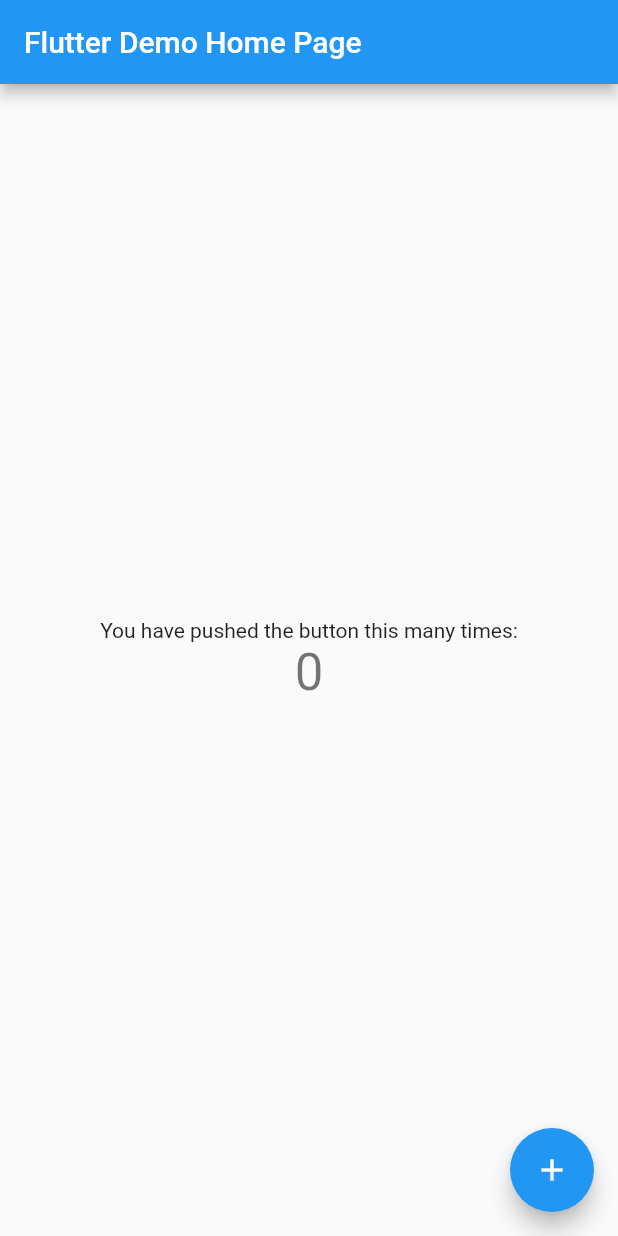
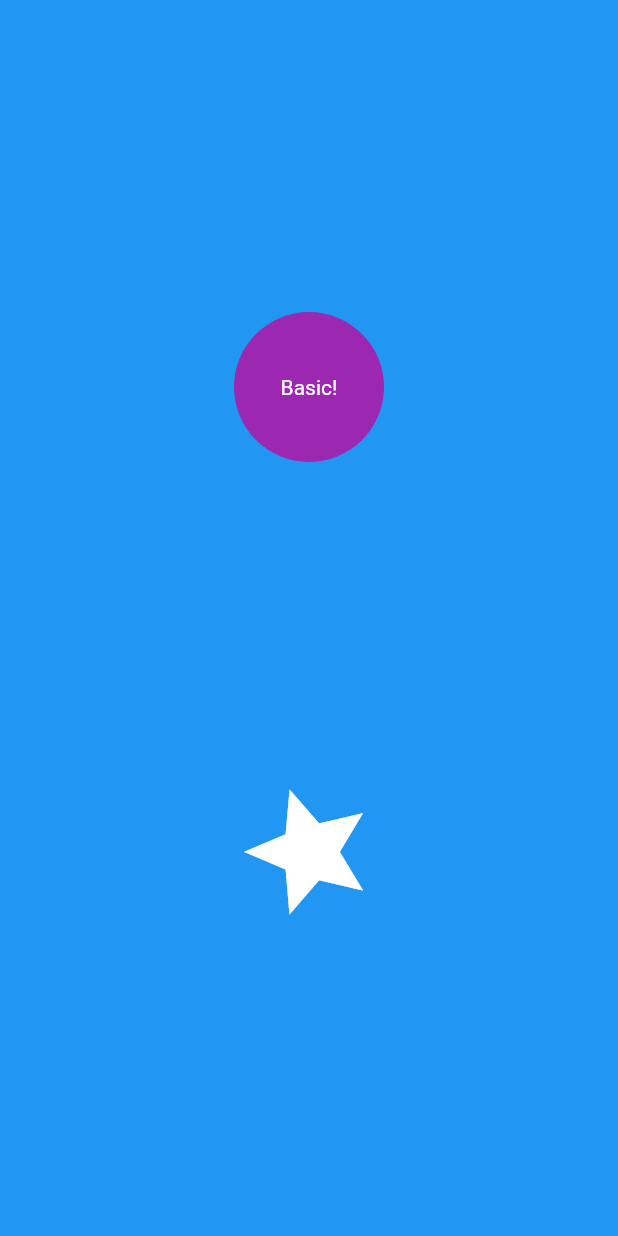
Before and after one commit to jordivx/animdo, a Flutter app: the screen it shows after launch, on a phone screen of 412 x 824 dp. Run offline on Flutter 3.47's test engine with Material 2 defaults, Android fonts, the phone set to English and light mode, and no system bars.

Commit message:
Created 3 different animations

```diff
--- a/lib/main.dart
+++ b/lib/main.dart
@@ -1,3 +1,4 @@
+import 'package:animdo/pages/home_page.dart';
 import 'package:flutter/material.dart';
 
 void main() {
@@ -7,109 +8,15 @@ void main() {
 class MyApp extends StatelessWidget {
   const MyApp({Key? key}) : super(key: key);
 
-  // This widget is the root of your application.
   @override
   Widget build(BuildContext context) {
     return MaterialApp(
-      title: 'Flutter Demo',
+      title: 'Animdo',
+      debugShowCheckedModeBanner: false,
       theme: ThemeData(
-        // This is the theme of your application.
-        //
-        // Try running your application with "flutter run". You'll see the
-        // application has a blue toolbar. Then, without quitting the app, try
-        // changing the primarySwatch below to Colors.green and then invoke
-        // "hot reload" (press "r" in the console where you ran "flutter run",
-        // or simply save your changes to "hot reload" in a Flutter IDE).
-        // Notice that the counter didn't reset back to zero; the application
-        // is not restarted.
         primarySwatch: Colors.blue,
       ),
-      home: const MyHomePage(title: 'Flutter Demo Home Page'),
+      home: const HomePage(),
     );
   }
 }
-
-class MyHomePage extends StatefulWidget {
-  const MyHomePage({Key? key, required this.title}) : super(key: key);
-
-  // This widget is the home page of your application. It is stateful, meaning
-  // that it has a State object (defined below) that contains fields that affect
-  // how it looks.
-
-  // This class is the configuration for the state. It holds the values (in this
-  // case the title) provided by the parent (in this case the App widget) and
-  // used by the build method of the State. Fields in a Widget subclass are
-  // always marked "final".
-
-  final String title;
-
-  @override
-  State<MyHomePage> createState() => _MyHomePageState();
-}
-
-class _MyHomePageState extends State<MyHomePage> {
-  int _counter = 0;
-
-  void _incrementCounter() {
-    setState(() {
-      // This call to setState tells the Flutter framework that something has
-      // changed in this State, which causes it to rerun the build method below
-      // so that the display can reflect the updated values. If we changed
-      // _counter without calling setState(), then the build method would not be
-      // called again, and so nothing would appear to happen.
-      _counter++;
-    });
-  }
-
-  @override
-  Widget build(BuildContext context) {
-    // This method is rerun every time setState is called, for instance as done
-    // by the _incrementCounter method above.
-    //
-    // The Flutter framework has been optimized to make rerunning build methods
-    // fast, so that you can just rebuild anything that needs updating rather
-    // than having to individually change instances of widgets.
-    return Scaffold(
-      appBar: AppBar(
-        // Here we take the value from the MyHomePage object that was created by
-        // the App.build method, and use it to set our appbar title.
-        title: Text(widget.title),
-      ),
-      body: Center(
-        // Center is a layout widget. It takes a single child and positions it
-        // in the middle of the parent.
-        child: Column(
-          // Column is also a layout widget. It takes a list of children and
-          // arranges them vertically. By default, it sizes itself to fit its
-          // children horizontally, and tries to be as tall as its parent.
-          //
-          // Invoke "debug painting" (press "p" in the console, choose the
-          // "Toggle Debug Paint" action from the Flutter Inspector in Android
-          // Studio, or the "Toggle Debug Paint" command in Visual Studio Code)
-          // to see the wireframe for each widget.
-          //
-          // Column has various properties to control how it sizes itself and
-          // how it positions its children. Here we use mainAxisAlignment to
-          // center the children vertically; the main axis here is the vertical
-          // axis because Columns are vertical (the cross axis would be
-          // horizontal).
-          mainAxisAlignment: MainAxisAlignment.center,
-          children: <Widget>[
-            const Text(
-              'You have pushed the button this many times:',
-            ),
-            Text(
-              '$_counter',
-              style: Theme.of(context).textTheme.headline4,
-            ),
-          ],
-        ),
-      ),
-      floatingActionButton: FloatingActionButton(
-        onPressed: _incrementCounter,
-        tooltip: 'Increment',
-        child: const Icon(Icons.add),
-      ), // This trailing comma makes auto-formatting nicer for build methods.
-    );
-  }
-}
--- /dev/null
+++ b/lib/pages/home_page.dart
@@ -0,0 +1,98 @@
+import 'dart:math';
+
+import 'package:flutter/material.dart';
+
+class HomePage extends StatefulWidget {
+  const HomePage({Key? key}) : super(key: key);
+
+  @override
+  State<HomePage> createState() => _HomePageState();
+}
+
+class _HomePageState extends State<HomePage>
+    with SingleTickerProviderStateMixin {
+  double _buttonRadius = 100;
+  final Tween<double> _backgroundScale = Tween<double>(begin: 0.0, end: 1.0);
+  AnimationController? _starIconAnimationController;
+
+  @override
+  void initState() {
+    _starIconAnimationController =
+        AnimationController(vsync: this, duration: const Duration(seconds: 4));
+        _starIconAnimationController!.repeat();
+    super.initState();
+  }
+
+  @override
+  Widget build(BuildContext context) {
+    return Scaffold(
+      body: Stack(
+        clipBehavior: Clip.none,
+        children: [
+          _pageBackground(),
+          Column(
+            mainAxisAlignment: MainAxisAlignment.spaceEvenly,
+            mainAxisSize: MainAxisSize.max,
+            crossAxisAlignment: CrossAxisAlignment.center,
+            children: [_circularAnimationButton(), _starIcon()],
+          ),
+        ],
+      ),
+    );
+  }
+
+  Widget _pageBackground() {
+    return TweenAnimationBuilder(
+      tween: _backgroundScale,
+      curve: Curves.easeInOutCubicEmphasized,
+      duration: const Duration(seconds: 1),
+      builder: (context, double scale, child) {
+        return Transform.scale(scale: scale, child: child);
+      },
+      child: Container(color: Colors.blue),
+    );
+  }
+
+  Widget _circularAnimationButton() {
+    return Center(
+      child: GestureDetector(
+        onTap: () {
+          setState(() {
+            _buttonRadius += _buttonRadius == 200 ? -100 : 100;
+          });
+        },
+        child: AnimatedContainer(
+          duration: const Duration(seconds: 1),
+          curve: Curves.bounceInOut,
+          height: _buttonRadius,
+          width: _buttonRadius,
+          decoration: BoxDecoration(
+              color: Colors.purple,
+              borderRadius: BorderRadius.circular(_buttonRadius)),
+          child: const Center(
+            child: Text(
+              'Basic!',
+              style: TextStyle(color: Colors.white),
+            ),
+          ),
+        ),
+      ),
+    );
+  }
+
+  Widget _starIcon() {
+    return AnimatedBuilder(
+        animation: _starIconAnimationController!.view,
+        builder: (context, child) {
+          return Transform.rotate(
+            angle: _starIconAnimationController!.value * 2 * pi,
+            child: child,
+          );
+        },
+        child: const Icon(
+          Icons.star,
+          size: 100,
+          color: Colors.white,
+        ));
+  }
+}
```
